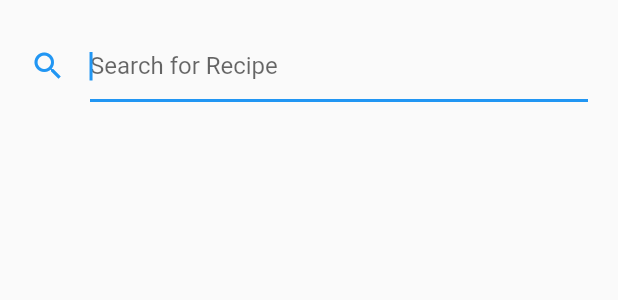
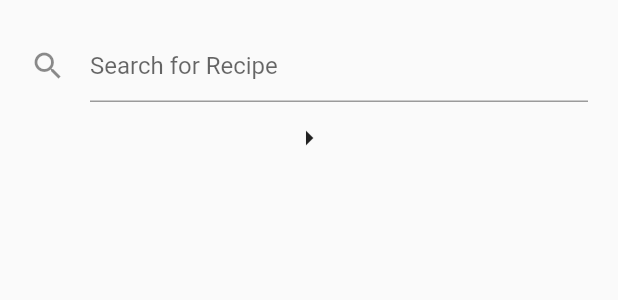
Before and after one commit to JonathanLewin/CookingProject, a Flutter app: the HomepagePage widget shown alone on an empty page, opened directly, on a phone screen of 412 x 824 dp. Shown: the top 300 px of the screen. Run offline on Flutter 3.47's test engine with Material 2 defaults, Android fonts, the phone set to English and light mode, and no system bars; our stand-ins replace cloud_firestore; accounts and stored records are empty.

Commit message:
More implmentations to my search bar

```diff
--- a/lib/homepage.dart
+++ b/lib/homepage.dart
@@ -11,14 +11,28 @@ class HomepagePage extends StatefulWidget {
 class HomepagePageState extends State<HomepagePage> {
   @override
   Widget build(BuildContext context) {
-    int index = 0;
+    //int index = 0;
     DataClass test;
     test = new DataClass();
     List<Data> _data = test.getList();
 
-    String text;
+    String _text;
 
-    final TextEditingController _controller = new TextEditingController();
+    void onChanged(String item){
+      //setState(() {
+        _text = item;
+      //});
+    }
+
+    void onPressed(){
+      for(int index = 0; index < _data.length; index++){
+        if(_text == _data[index].foodname){
+          print(_text);
+        }
+      }
+    }
+
+    final _controller = new TextEditingController();
 
     return new Container(
       padding: new EdgeInsets.all(20.0),
@@ -26,18 +40,21 @@ class HomepagePageState extends State<HomepagePage> {
         children: <Widget>[
           new TextField(
             keyboardType: TextInputType.text,
-            autofocus: true,
-            autocorrect: true,
+            //autofocus: true,
+            //controller: _controller,
+            //autocorrect: true,
             onChanged: (String item) {
-              setState(() {
-                text = item;
-                new Text(_controller.text);
-              });
+                onChanged(item);
+                //print('gets changed');
             },
             decoration: new InputDecoration(
               hintText: 'Search for Recipe',
               icon: new Icon(Icons.search),
             ),
+          ),
+          new IconButton(
+            icon: new Icon(Icons.arrow_right),
+            onPressed: () {onPressed();},
           )
         ],
       ),
```
